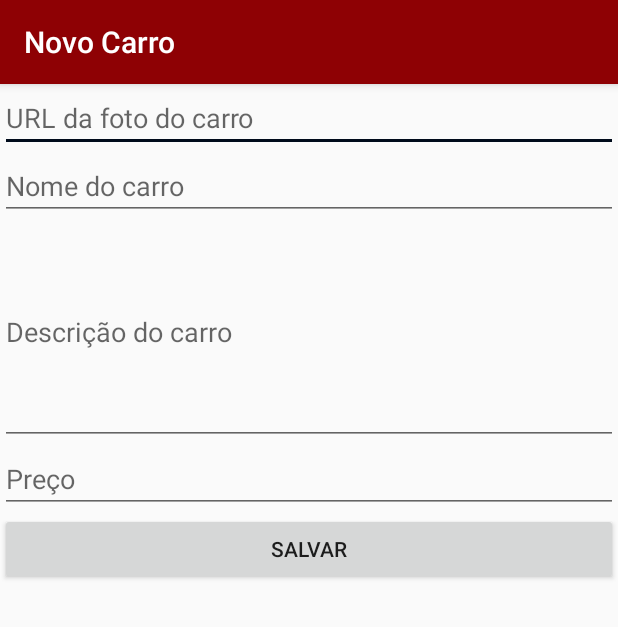
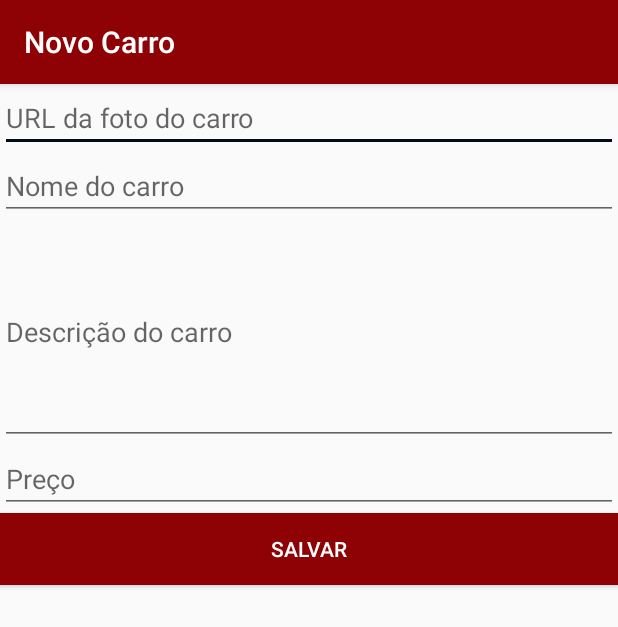
Before and after one commit to luanacostaa/app-glgcar, an Android app: the CarroCadastroActivity screen opened directly, with no data from a screen before it, on a phone screen of 412 x 824 dp. Shown: the top 627 px of the screen. Run offline under Robolectric (Android 15) with nearby library versions, the phone set to English and light mode, and no system bars.

Commit message:
Ajuste de logo e botão

```diff
--- a/app/src/main/res/layout/activity_cadastro_carro.xml
+++ b/app/src/main/res/layout/activity_cadastro_carro.xml
@@ -43,6 +43,8 @@
         android:id="@+id/salvarCarro"
         android:layout_width="match_parent"
         android:layout_height="wrap_content"
+        android:background="@color/colorPrimary"
+        android:textColor="@android:color/background_light"
         android:text="salvar" />
 
 </LinearLayout>
```
Also changed, not shown: app/src/main/res/drawable/logo.png.
